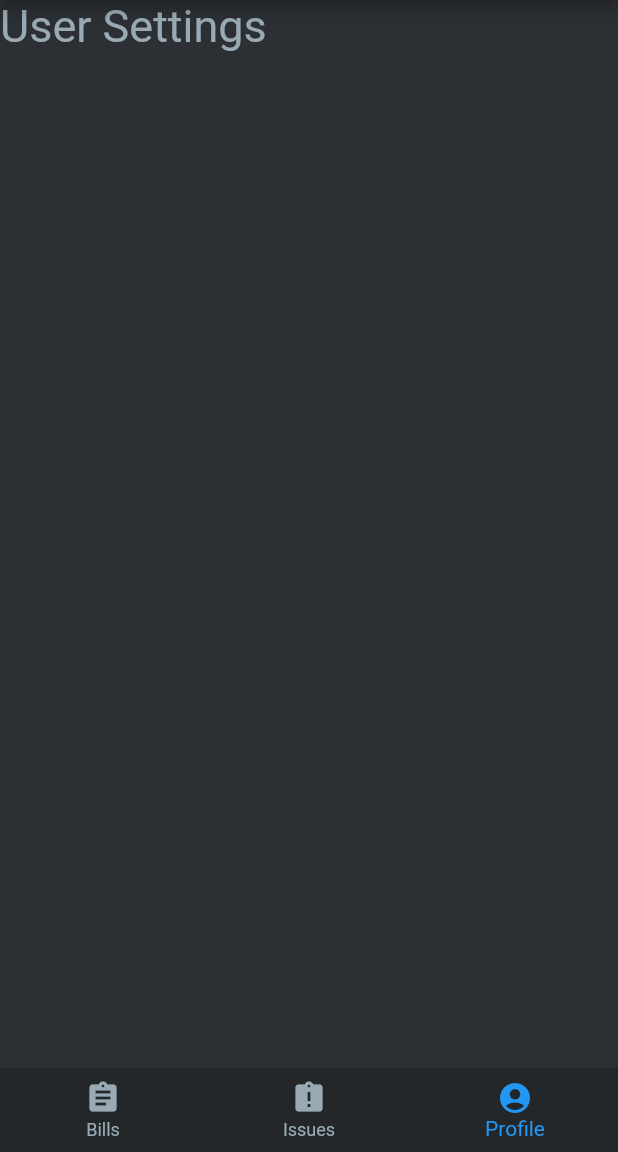
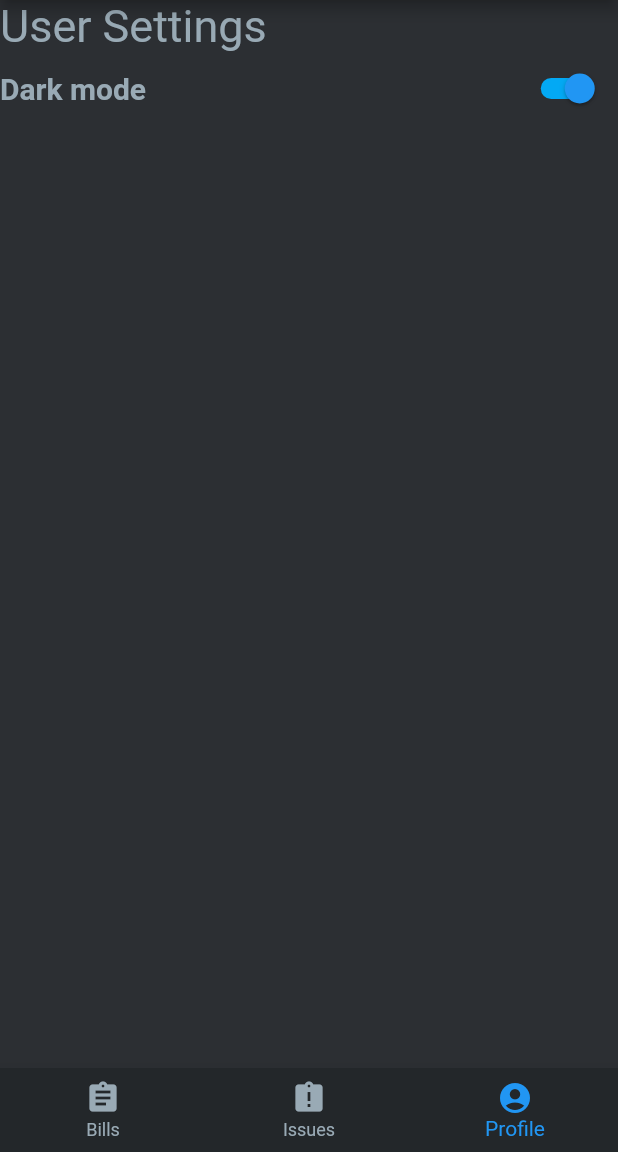
Before and after one commit to voteflux/digipol, a Flutter app: the screen it shows after launch, item 3 of the bottom bar chosen, on a phone screen of 412 x 824 dp, the part 84-1236 px from its top. Run offline on Flutter 3.47's test engine with Material 2 defaults, Android fonts, the phone set to English and light mode, and no system bars; our stand-ins replace pie_chart; missing offline and left inert: pdf_viewer_plugin.

Commit message:
Light/dark mode

```diff
--- a/lib/profile.dart
+++ b/lib/profile.dart
@@ -1,3 +1,4 @@
+import 'package:flutter/cupertino.dart';
 import 'package:flutter/material.dart';
 import 'package:voting_app/route_generator.dart';
 import 'package:voting_app/styles.dart';
@@ -11,10 +12,20 @@ class ProfilePage extends StatefulWidget {
 }
 
 class _ProfilePageState extends State<ProfilePage> {
+  bool isSwitched = true;
+  Color tColor = appColors.background;
   @override
   Widget build(BuildContext context) {
+    if (isSwitched){
+      appColors = AppColors(0);
+
+      tColor = appColors.background;
+    }else{
+      appColors = AppColors(1);
+      tColor = Colors.white;
+    }
     return Scaffold(
-      backgroundColor: appColors.background,
+      backgroundColor: tColor,
       body: Container(
         child: Center(
           child: ListView(
@@ -23,6 +34,28 @@ class _ProfilePageState extends State<ProfilePage> {
                 "User Settings",
                 style: TextStyle(fontSize: 30, color: appColors.text),
               ),
+              Row(
+                mainAxisAlignment: MainAxisAlignment.spaceBetween,
+                children: <Widget>[
+                  Text("Dark mode", style: appTextStyles.standardBold,),
+                  Container(
+                    width: 70,
+                    child: Switch(
+                      materialTapTargetSize: MaterialTapTargetSize.padded,
+                      value: isSwitched,
+                      onChanged: (value) {
+                        setState(() {
+                          isSwitched = value;
+                          print(isSwitched);
+                        });
+                      },
+                      activeTrackColor: Colors.lightBlue,
+                      activeColor: Colors.blue,
+                    ),
+
+                  )
+                ],
+              )
             ],
           ),
         ),
--- a/lib/styles.dart
+++ b/lib/styles.dart
@@ -156,6 +156,6 @@ class AppTextStyles {
         fontSize: 20, color: appColors.text, fontStyle: FontStyle.italic);
 
     standardBold = TextStyle(
-        fontSize: 20, color: appColors.text, fontStyle: FontStyle.italic);
+        fontSize: 20, color: appColors.text, fontWeight: FontWeight.bold);
   }
 }
```
